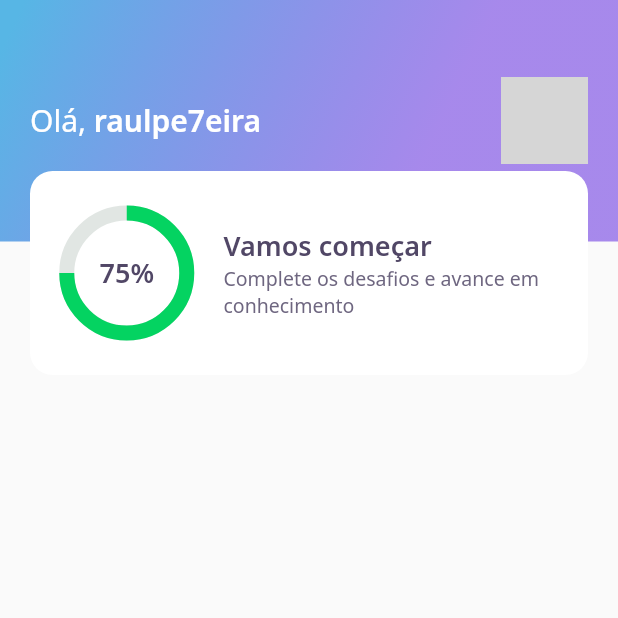
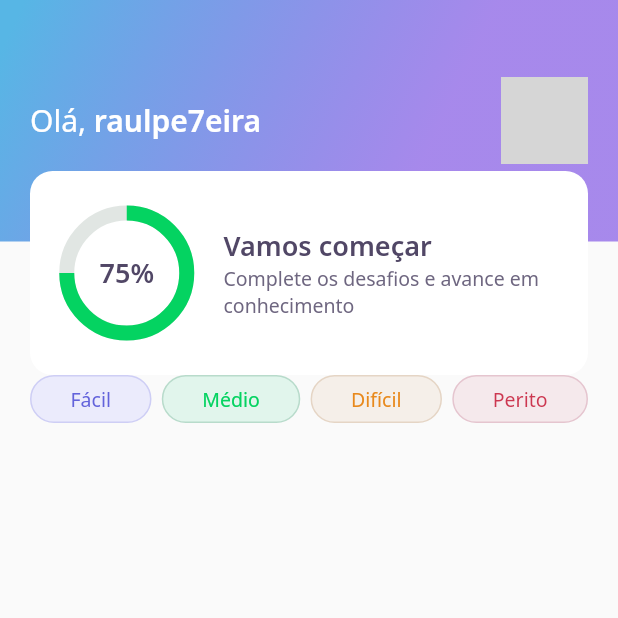
Before and after one commit to raulpe7eira/dev-quiz-app, a Flutter app: the screen it shows after launch, on a phone screen of 412 x 824 dp, the top half of it. Run offline on Flutter 3.47's test engine with Material 2 defaults, Android fonts, the phone set to English and light mode, and no system bars; our stand-ins replace google_fonts; network calls fail; grey boxes are pictures that could not be loaded.

Commit message:
add level buttons

```diff
--- a/lib/home/home_page.dart
+++ b/lib/home/home_page.dart
@@ -1,4 +1,5 @@
 import 'package:dev_quiz/home/widgets/app_bar/app_bar_widget.dart';
+import 'package:dev_quiz/home/widgets/level_button/level_button_widget.dart';
 import 'package:flutter/material.dart';
 
 class HomePage extends StatefulWidget {
@@ -13,6 +14,18 @@
   Widget build(BuildContext context) {
     return Scaffold(
       appBar: AppBarWidget(),
+      body: Padding(
+        padding: const EdgeInsets.symmetric(horizontal: 20),
+        child: Row(
+          mainAxisAlignment: MainAxisAlignment.spaceBetween,
+          children: [
+            LevelButtonWidget(label: "Fácil"),
+            LevelButtonWidget(label: "Médio"),
+            LevelButtonWidget(label: "Difícil"),
+            LevelButtonWidget(label: "Perito"),
+          ],
+        ),
+      ),
     );
   }
 }
--- /dev/null
+++ b/lib/home/widgets/level_button/level_button_widget.dart
@@ -0,0 +1,68 @@
+import 'package:dev_quiz/core/app_colors.dart';
+import 'package:flutter/material.dart';
+import 'package:google_fonts/google_fonts.dart';
+
+class LevelButtonWidget extends StatelessWidget {
+  final String label;
+
+  LevelButtonWidget({
+    Key? key,
+    required this.label,
+  })   : assert(["Fácil", "Médio", "Difícil", "Perito"].contains(label)),
+        super(key: key);
+
+  final config = {
+    "Fácil": {
+      "color": AppColors.levelButtonFacil,
+      "borderColor": AppColors.levelButtonBorderFacil,
+      "fontColor": AppColors.levelButtonTextFacil,
+    },
+    "Médio": {
+      "color": AppColors.levelButtonMedio,
+      "borderColor": AppColors.levelButtonBorderMedio,
+      "fontColor": AppColors.levelButtonTextMedio,
+    },
+    "Difícil": {
+      "color": AppColors.levelButtonDificil,
+      "borderColor": AppColors.levelButtonBorderDificil,
+      "fontColor": AppColors.levelButtonTextDificil,
+    },
+    "Perito": {
+      "color": AppColors.levelButtonPerito,
+      "borderColor": AppColors.levelButtonBorderPerito,
+      "fontColor": AppColors.levelButtonTextPerito,
+    },
+  };
+
+  Color get color => config[label]!['color']!;
+  Color get borderColor => config[label]!['borderColor']!;
+  Color get fontColor => config[label]!['fontColor']!;
+
+  @override
+  Widget build(BuildContext context) {
+    return Container(
+      decoration: BoxDecoration(
+        color: color,
+        border: Border.fromBorderSide(
+          BorderSide(
+            color: borderColor,
+          ),
+        ),
+        borderRadius: BorderRadius.circular(28),
+      ),
+      child: Padding(
+        padding: const EdgeInsets.symmetric(
+          horizontal: 26,
+          vertical: 6,
+        ),
+        child: Text(
+          label,
+          style: GoogleFonts.notoSans(
+            color: fontColor,
+            fontSize: 13,
+          ),
+        ),
+      ),
+    );
+  }
+}
```
